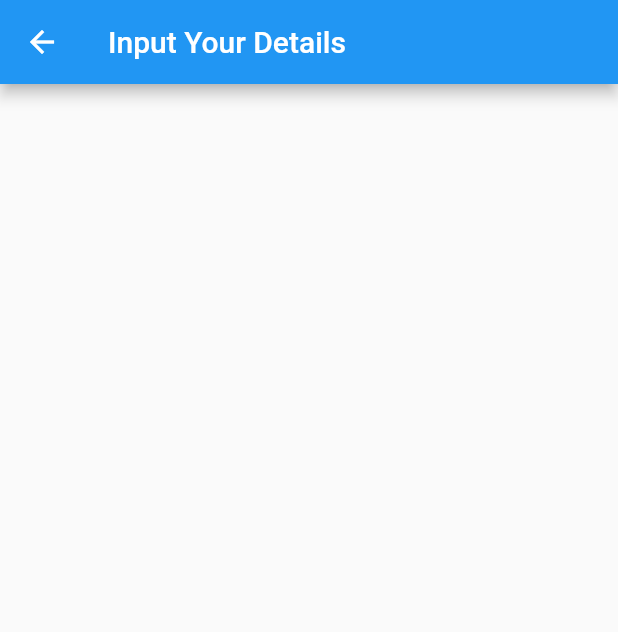
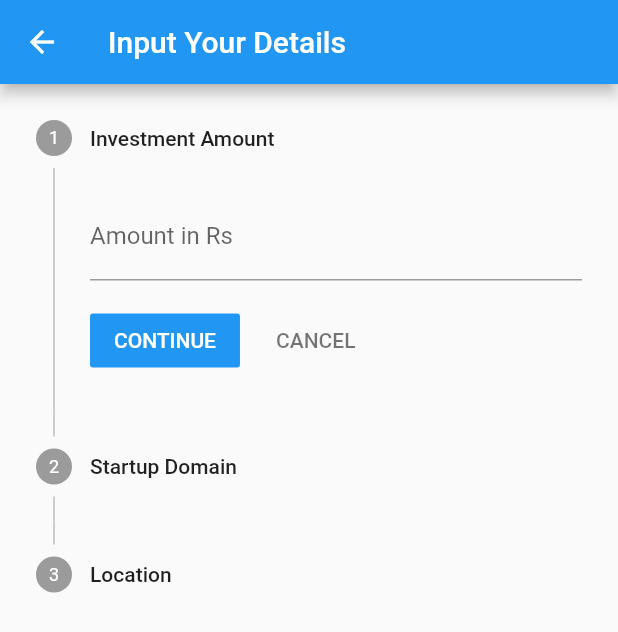
Before and after one commit to Yuvadi29/StartUpProject, a Flutter app: the screen it shows once a user with an empty profile is signed in, after a tap on "Get Started", on a phone screen of 412 x 824 dp. Shown: the top 632 px of the screen. Run offline on Flutter 3.47's test engine with Material 2 defaults, Android fonts, the phone set to English and light mode, and no system bars; our stand-ins replace firebase_auth, firebase_core, font_awesome_flutter, google_sign_in; accounts and stored records are empty; network calls fail.

Commit message:
Added User Input Form with Stepper Function

```diff
--- a/lib/screens/input.dart
+++ b/lib/screens/input.dart
@@ -1,4 +1,43 @@
 import 'package:flutter/material.dart';
+
+const List<String> Domainlist = <String>[
+  'E-Tech',
+  'Transportation',
+  'E-commerce',
+  'FinTech',
+  'Fashion and Apparel',
+  'Logistics',
+  'Hospitality',
+  'Technology',
+  'Aerospace',
+  'Video',
+  'Gaming',
+  'Saas',
+  'IoT',
+  'Artificial Intelligence',
+  'Food and Beverage',
+  'Services'
+];
+const List<String> Locationlist = <String>[
+  'Bengaluru',
+  'Gurgaon',
+  'New Delhi',
+  'Mumbai',
+  'Chennai',
+  'Pune',
+  'Noida',
+  'Faridabad',
+  'San Francisco',
+  'San Jose',
+  'Amritsar',
+  'Kormangala',
+  'Tulangan',
+  'Menlo Park',
+  'Palo Alto',
+  'Singapore',
+  'New York',
+  'Bhopal'
+];
 
 class InputScreen extends StatefulWidget {
   const InputScreen({Key? key}) : super(key: key);
@@ -8,12 +47,142 @@
 }
 
 class _InputScreenState extends State<InputScreen> {
+  static const _steps = [
+    Step(
+      title: Text('Investment Amount'),
+      content: _InvestmentAmt(),
+    ),
+    Step(
+      title: Text('Startup Domain'),
+      content: _Domain(),
+    ),
+    Step(
+      title: Text('Location'),
+      content: _Location(),
+    ),
+  ];
+
+  int _currentStep = 0;
+
   @override
   Widget build(BuildContext context) {
     return Scaffold(
       appBar: AppBar(
         title: const Text('Input Your Details'),
       ),
+      body: Stepper(
+        onStepTapped: (step) => setState(() => _currentStep = step),
+        onStepContinue: () {
+          setState(() {
+            if (_currentStep < _steps.length - 1) {
+              _currentStep += 1;
+            } else {
+              _currentStep += 0;
+            }
+          });
+        },
+        onStepCancel: () {
+          setState(() {
+            if (_currentStep > 0) {
+              _currentStep -= 1;
+            } else {
+              _currentStep += 0;
+            }
+          });
+        },
+        currentStep: _currentStep,
+        steps: _steps,
+      ),
     );
   }
 }
+
+class _InvestmentAmt extends StatelessWidget {
+  const _InvestmentAmt({Key? key}) : super(key: key);
+
+  @override
+  Widget build(BuildContext context) {
+    return Column(
+      children: [
+        TextFormField(
+          decoration: const InputDecoration(
+            labelText: 'Amount in Rs ',
+          ),
+        )
+      ],
+    );
+  }
+}
+
+class _Domain extends StatefulWidget {
+  const _Domain({Key? key}) : super(key: key);
+
+  @override
+  State<_Domain> createState() => _DomainState();
+}
+
+class _DomainState extends State<_Domain> {
+  String dropDownValue = Domainlist.first;
+  @override
+  Widget build(BuildContext context) {
+    return DropdownButton<String>(
+      value: dropDownValue,
+      icon: const Icon(Icons.arrow_downward),
+      elevation: 16,
+      style: const TextStyle(color: Colors.black),
+      underline: Container(
+        height: 3,
+        color: Colors.black,
+      ),
+      onChanged: (String? value) {
+        //  This is called when user selects an item
+        setState(() {
+          dropDownValue = value!;
+        });
+      },
+      items: Domainlist.map<DropdownMenuItem<String>>((String value) {
+        return DropdownMenuItem<String>(
+          value: value,
+          child: Text(value),
+        );
+      }).toList(),
+    );
+  }
+}
+
+class _Location extends StatefulWidget {
+  const _Location({Key? key}) : super(key: key);
+
+  @override
+  State<_Location> createState() => _LocationState();
+}
+
+class _LocationState extends State<_Location> {
+  String dropdownValue = Locationlist.first;
+
+  @override
+  Widget build(BuildContext context) {
+    return DropdownButton<String>(
+      value: dropdownValue,
+      icon: const Icon(Icons.arrow_downward),
+      elevation: 16,
+      style: const TextStyle(color: Colors.black),
+      underline: Container(
+        height: 3,
+        color: Colors.black,
+      ),
+      onChanged: (String? value) {
+        //  This is called when user selects an item
+        setState(() {
+          dropdownValue = value!;
+        });
+      },
+      items: Locationlist.map<DropdownMenuItem<String>>((String value) {
+        return DropdownMenuItem<String>(
+          value: value,
+          child: Text(value),
+        );
+      }).toList(),
+    );
+  }
+}
--- a/lib/screens/signup.dart
+++ b/lib/screens/signup.dart
@@ -51,7 +51,7 @@
               ),
               const Padding(
                 padding: EdgeInsets.all(10.0),
-                child: Text("Hello!  Register to get \nStarted",
+                child: Text("Hello ! Register to get \nStarted",
                     style: TextStyle(
                       color: Colors.black,
                       fontSize: 30,
--- a/lib/screens/welcome.dart
+++ b/lib/screens/welcome.dart
@@ -47,17 +47,17 @@
               },
             ),
             const SizedBox(height: 40),
-            Padding(
-              padding: const EdgeInsets.all(10.0),
-              child: Text(
-                "Continue as a Guest",
-                style: TextStyle(
-                  color: Colors.white,
-                  fontSize: 25,
-                  fontWeight: FontWeight.w500,
-                ),
-              ),
-            )
+            // Padding(
+            //   padding: const EdgeInsets.all(10.0),
+            //   child: Text(
+            //     "Continue as a Guest",
+            //     style: TextStyle(
+            //       color: Colors.white,
+            //       fontSize: 25,
+            //       fontWeight: FontWeight.w500,
+            //     ),
+            //   ),
+            // )
           ],
         ),
       ),
--- a/pubspec.yaml
+++ b/pubspec.yaml
@@ -39,6 +39,7 @@
   firebase_auth: ^4.3.0
   firebase_core: ^2.8.0
   font_awesome_flutter: ^10.4.0
+  google_sign_in: ^5.4.0
 
 dev_dependencies:
   flutter_test:
```
Also changed, not shown: lib/screens/login.dart (+4 -18 lines), lib/services/firebase_auth_service.dart (+14 -0 lines), pubspec.lock.
